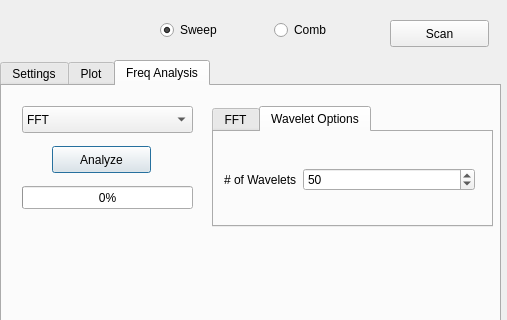
jaymz07/frequencyScanner, file gui.ui: the form before one commit; both pictures show x 0 to 507 and y 0 to 320 of the 507 by 605 pixel window.
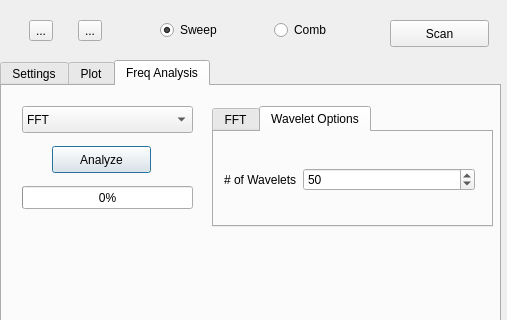
The form after the commit. The open tabs and pages were chosen to show the change. Icons and pictures are not drawn.

Commit message: Added save/load capability

```diff
--- a/gui.ui
+++ b/gui.ui
@@ -588,6 +588,58 @@
     </item>
    </layout>
   </widget>
+  <widget class="QWidget" name="gridLayoutWidget">
+   <property name="geometry">
+    <rect>
+     <x>10</x>
+     <y>10</y>
+     <width>111</width>
+     <height>41</height>
+    </rect>
+   </property>
+   <layout class="QGridLayout" name="gridLayout">
+    <item row="0" column="0">
+     <widget class="QToolButton" name="saveButton">
+      <property name="toolTip">
+       <string>Save Data</string>
+      </property>
+      <property name="text">
+       <string>...</string>
+      </property>
+      <property name="icon">
+       <iconset>
+        <normaloff>../../../../../../usr/share/icons/breeze/actions/22/document-import.svg</normaloff>../../../../../../usr/share/icons/breeze/actions/22/document-import.svg</iconset>
+      </property>
+      <property name="iconSize">
+       <size>
+        <width>24</width>
+        <height>24</height>
+       </size>
+      </property>
+     </widget>
+    </item>
+    <item row="0" column="1">
+     <widget class="QToolButton" name="loadButton">
+      <property name="toolTip">
+       <string>Open Data</string>
+      </property>
+      <property name="text">
+       <string>...</string>
+      </property>
+      <property name="icon">
+       <iconset>
+        <normaloff>../../../../../../usr/share/icons/breeze/actions/22/document-export.svg</normaloff>../../../../../../usr/share/icons/breeze/actions/22/document-export.svg</iconset>
+      </property>
+      <property name="iconSize">
+       <size>
+        <width>24</width>
+        <height>24</height>
+       </size>
+      </property>
+     </widget>
+    </item>
+   </layout>
+  </widget>
  </widget>
  <resources/>
  <connections/>
```
Left out of the diff: 2 changed lines with no effect on the pictures. The commit also changes 2 other files.
